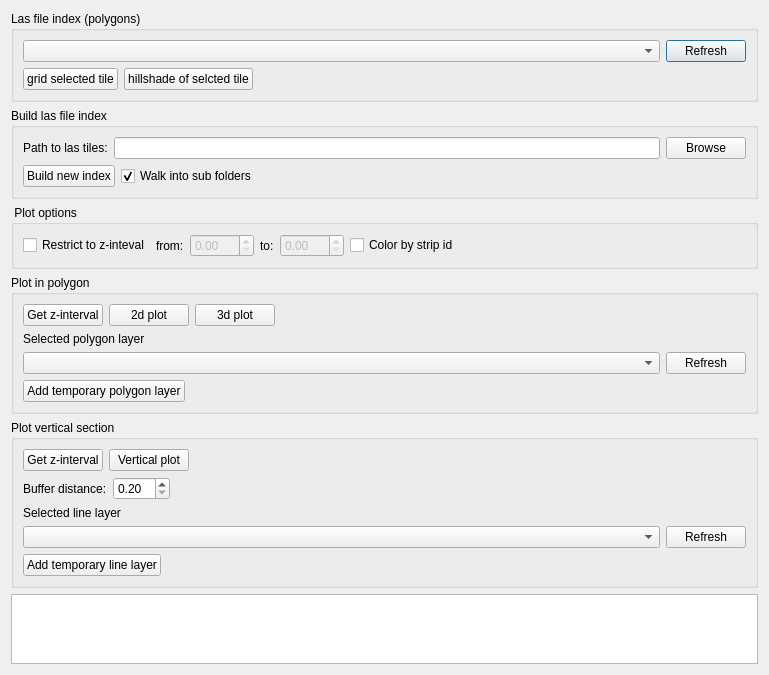
Old version of the form pcplot/Ui_PcPlot.ui in the repository SDFIdk/DHMQC.
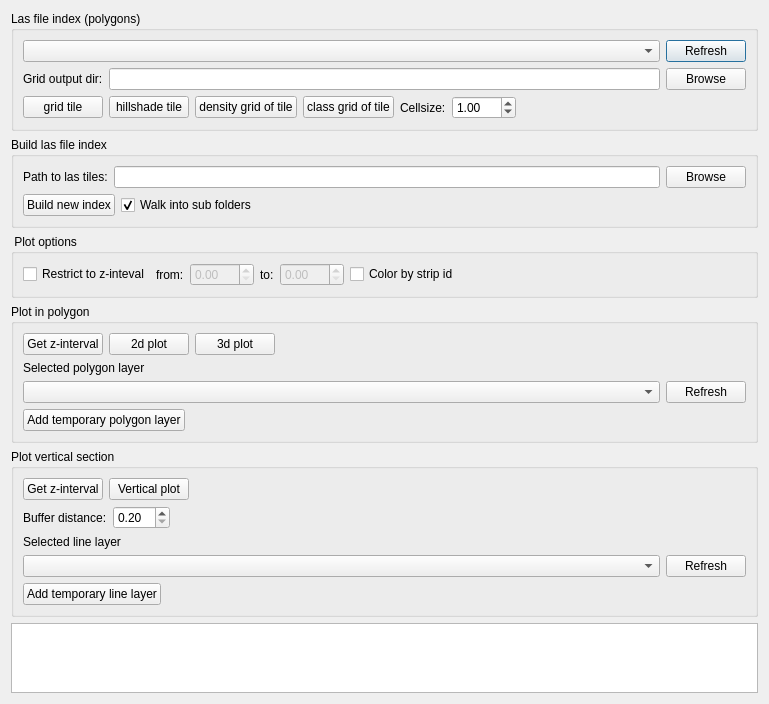
New version of the form.

Diff of the .ui file:
```diff
--- a/pcplot/Ui_PcPlot.ui
+++ b/pcplot/Ui_PcPlot.ui
@@ -7,7 +7,7 @@
     <x>0</x>
     <y>0</y>
     <width>769</width>
-    <height>625</height>
+    <height>687</height>
    </rect>
   </property>
   <property name="windowTitle">
@@ -40,6 +40,31 @@
         </item>
        </layout>
       </item>
+      <item>
+       <layout class="QFormLayout" name="formLayout_3">
+        <item row="0" column="0">
+         <widget class="QLabel" name="label_7">
+          <property name="text">
+           <string>Grid output dir:</string>
+          </property>
+         </widget>
+        </item>
+        <item row="0" column="1">
+         <layout class="QHBoxLayout" name="horizontalLayout_9">
+          <item>
+           <widget class="QLineEdit" name="txt_grid_path"/>
+          </item>
+          <item>
+           <widget class="QPushButton" name="bt_browse_griddir">
+            <property name="text">
+             <string>Browse</string>
+            </property>
+           </widget>
+          </item>
+         </layout>
+        </item>
+       </layout>
+      </item>
       <item>
        <layout class="QHBoxLayout" name="horizontalLayout_7">
         <item>
@@ -51,7 +76,7 @@
            </sizepolicy>
           </property>
           <property name="text">
-           <string>grid selected tile</string>
+           <string>grid tile</string>
           </property>
          </widget>
         </item>
@@ -64,7 +89,53 @@
            </sizepolicy>
           </property>
           <property name="text">
-           <string>hillshade of selcted tile</string>
+           <string>hillshade tile</string>
+          </property>
+         </widget>
+        </item>
+        <item>
+         <widget class="QPushButton" name="bt_density_tile">
+          <property name="sizePolicy">
+           <sizepolicy hsizetype="Fixed" vsizetype="Fixed">
+            <horstretch>0</horstretch>
+            <verstretch>0</verstretch>
+           </sizepolicy>
+          </property>
+          <property name="text">
+           <string>density grid of tile</string>
+          </property>
+         </widget>
+        </item>
+        <item>
+         <widget class="QPushButton" name="bt_class_tile">
+          <property name="sizePolicy">
+           <sizepolicy hsizetype="Fixed" vsizetype="Fixed">
+            <horstretch>0</horstretch>
+            <verstretch>0</verstretch>
+           </sizepolicy>
+          </property>
+          <property name="text">
+           <string>class grid of tile</string>
+          </property>
+         </widget>
+        </item>
+        <item>
+         <widget class="QLabel" name="label_8">
+          <property name="text">
+           <string>Cellsize:</string>
+          </property>
+         </widget>
+        </item>
+        <item>
+         <widget class="QDoubleSpinBox" name="spb_cellsize">
+          <property name="minimum">
+           <double>0.200000000000000</double>
+          </property>
+          <property name="maximum">
+           <double>200.000000000000000</double>
+          </property>
+          <property name="value">
+           <double>1.000000000000000</double>
           </property>
          </widget>
         </item>
```
Left out of the diff: 2 changed lines with no effect on the pictures.
